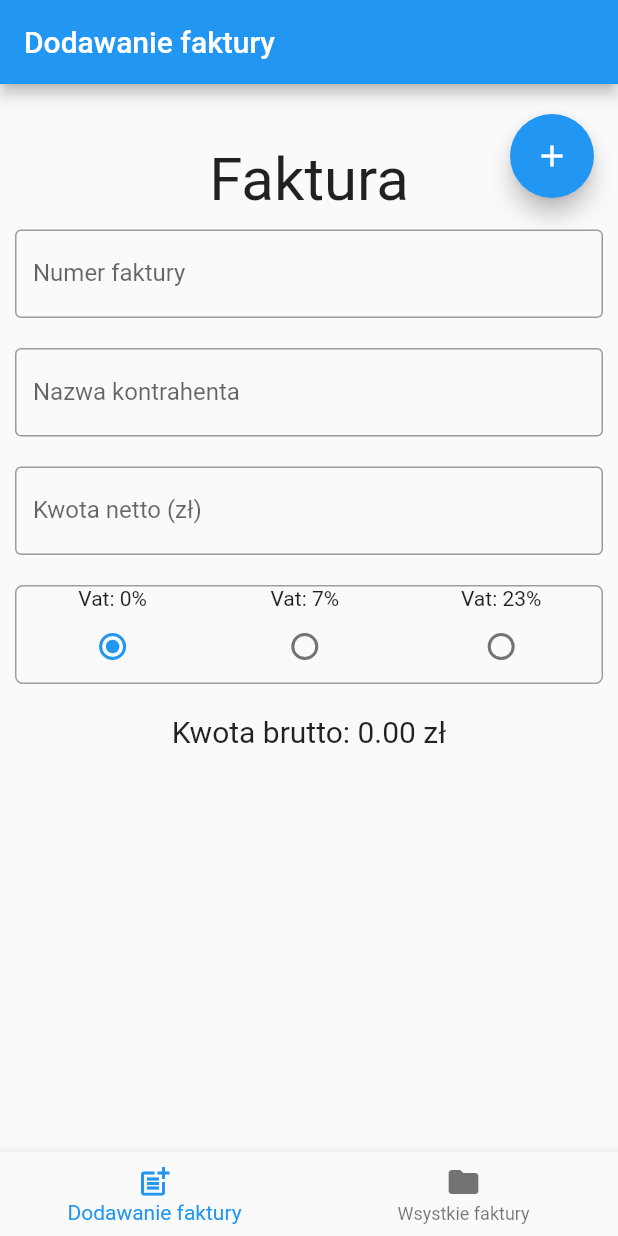
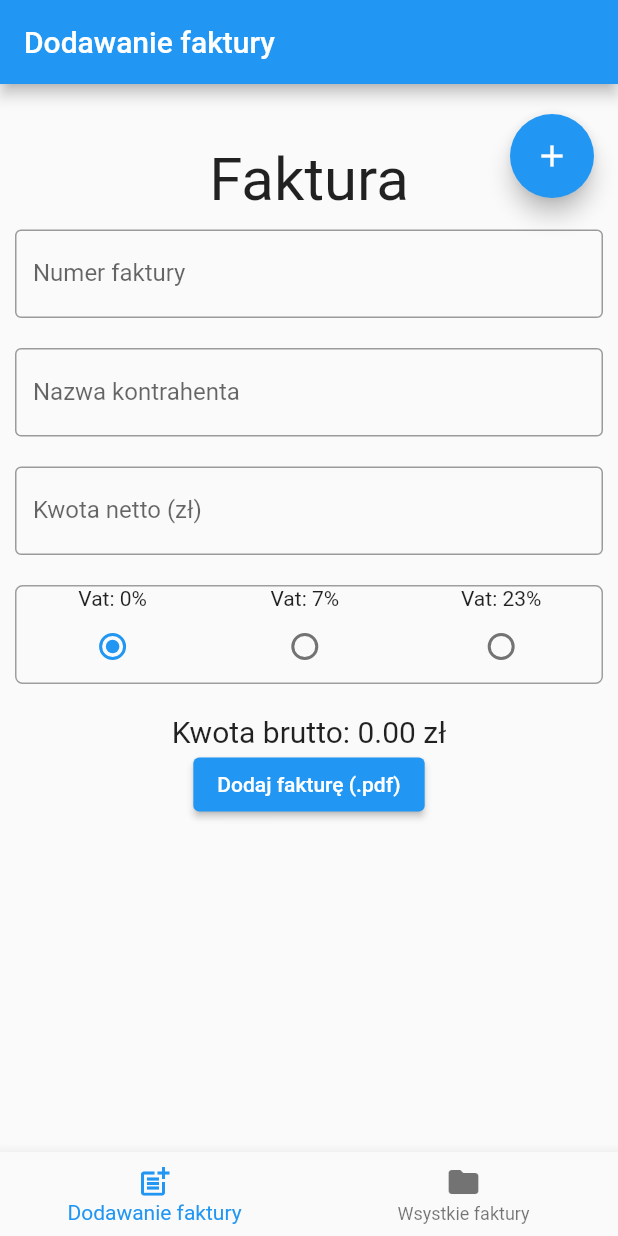
Before and after one commit to mgudalewicz/invoices, a Flutter app: the screen it shows after launch, on a phone screen of 412 x 824 dp. Run offline on Flutter 3.47's test engine with Material 2 defaults, Android fonts, the phone set to English and light mode, and no system bars; our stand-ins replace bloc, cloud_firestore, equatable, file_picker, firebase_core, firebase_storage and 3 more; missing offline and left inert: syncfusion_flutter_pdfviewer; accounts and stored records are empty.

Commit message:
add download and display pdf to 'add_invoice' page

```diff
--- a/lib/add_invoice/add_invoice.dart
+++ b/lib/add_invoice/add_invoice.dart
@@ -1,8 +1,12 @@
+import 'dart:io';
+
+import 'package:file_picker/file_picker.dart';
 import 'package:flutter/material.dart';
 import 'package:flutter/services.dart';
 import 'package:flutter_bloc/flutter_bloc.dart';
 import 'package:invoices/add_invoice/cubit/add_invoice_cubit.dart';
 import 'package:invoices/home_page.dart';
+import 'package:invoices/pdf_viewer.dart';
 import 'package:invoices/widgets/app_text_form_field.dart';
 
 class AddInvoicePage extends StatefulWidget {
@@ -19,6 +23,8 @@ class _AddInvoicePageState extends State<AddInvoicePage> {
   final GlobalKey<FormFieldState<String>> _invoiceNumberInputKey = GlobalKey<FormFieldState<String>>();
   final GlobalKey<FormFieldState<String>> _counterpartyNameInputKey = GlobalKey<FormFieldState<String>>();
   final GlobalKey<FormFieldState<String>> _netAmountNameInputKey = GlobalKey<FormFieldState<String>>();
+
+  PlatformFile? pickedPdf;
 
   int _vatValue = 0;
   double _grossAmount = 0;
@@ -63,6 +69,42 @@ class _AddInvoicePageState extends State<AddInvoicePage> {
                             style: const TextStyle(
                               fontSize: 20.0,
                             )),
+                        if (pickedPdf == null)
+                          ElevatedButton(
+                            onPressed: selectPdf,
+                            child: const Text('Dodaj fakturę (.pdf)'),
+                          ),
+                        if (pickedPdf != null)
+                          Row(
+                            mainAxisAlignment: MainAxisAlignment.center,
+                            children: [
+                              const SizedBox(width: 20),
+                              ElevatedButton(
+                                onPressed: () {
+                                  Navigator.of(context).push(
+                                    MaterialPageRoute(
+                                      builder: (context) => PdfViewer(
+                                        pdfFromFile: File(pickedPdf!.path!),
+                                      ),
+                                    ),
+                                  );
+                                },
+                                child: const Text('Otwórz fakturę'),
+                              ),
+                              SizedBox(
+                                width: 20,
+                                child: IconButton(
+                                  onPressed: (() => setState(() {
+                                        pickedPdf = null;
+                                      })),
+                                  icon: const Icon(
+                                    Icons.delete_forever,
+                                    color: Colors.red,
+                                  ),
+                                ),
+                              ),
+                            ],
+                          ),
                       ],
                     ),
                   ],
@@ -73,12 +115,28 @@ class _AddInvoicePageState extends State<AddInvoicePage> {
         }));
   }
 
+  Future selectPdf() async {
+    final result = await FilePicker.platform.pickFiles(
+      allowMultiple: false,
+      type: FileType.custom,
+      allowedExtensions: ['pdf'],
+    );
+    if (result == null) return;
+    setState(() {
+      pickedPdf = result.files.first;
+    });
+  }
+
   Column _floatingButton(BuildContext context) {
     return Column(
       children: [
         const SizedBox(height: 20),
         FloatingActionButton(
           onPressed: () {
+            File? file;
+            if (pickedPdf != null) {
+              file = File(pickedPdf!.path!);
+            }
             if (_formKey.currentState!.validate()) {
               context.read<AddInvoiceCubit>().create(
                     invoiceNumber: _invoiceNumberInputKey.currentState!.value!,
@@ -86,6 +144,7 @@ class _AddInvoicePageState extends State<AddInvoicePage> {
                     netAmount: _netAmount,
                     vat: _vatValue / 100,
                     grossAmount: _grossAmount,
+                    pickedPdf: file,
                   );
               Navigator.of(context).push(
                 MaterialPageRoute(
--- a/lib/models/invoice/invoice.dart
+++ b/lib/models/invoice/invoice.dart
@@ -13,6 +13,7 @@ class Invoice extends Equatable {
     required this.netAmount,
     required this.vat,
     required this.grossAmount,
+    this.invoicePDF,
   });
 
   factory Invoice.fromJson(Map<String, dynamic> json) => _$InvoiceFromJson(json);
@@ -37,6 +38,9 @@ class Invoice extends Equatable {
   @JsonKey(name: InvoicesFields.grossAmount)
   final double grossAmount;
 
+  @JsonKey(name: InvoicesFields.invoicePDF)
+  final String? invoicePDF;
+
   @override
   List<Object?> get props => <dynamic>[
         id,
@@ -45,5 +49,6 @@ class Invoice extends Equatable {
         netAmount,
         vat,
         grossAmount,
+        invoicePDF,
       ];
 }
--- a/lib/models/invoice/invoice_write_request.dart
+++ b/lib/models/invoice/invoice_write_request.dart
@@ -12,6 +12,7 @@ class InvoiceWriteRequest extends Equatable {
     required this.netAmount,
     required this.vat,
     required this.grossAmount,
+    this.invoicePDF,
   });
 
   factory InvoiceWriteRequest.fromJson(Map<String, dynamic> json) => _$InvoiceWriteRequestFromJson(json);
@@ -33,6 +34,9 @@ class InvoiceWriteRequest extends Equatable {
   @JsonKey(name: InvoicesFields.grossAmount)
   final double grossAmount;
 
+  @JsonKey(name: InvoicesFields.invoicePDF)
+  final String? invoicePDF;
+
   @override
   List<Object?> get props => <dynamic>[
         invoiceNumber,
@@ -40,5 +44,6 @@ class InvoiceWriteRequest extends Equatable {
         netAmount,
         vat,
         grossAmount,
+        invoicePDF,
       ];
 }
--- a/lib/schema/invoices_fields.dart
+++ b/lib/schema/invoices_fields.dart
@@ -16,4 +16,7 @@ class InvoicesFields {
 
   /// Type [double]
   static const String grossAmount = 'gross_amount';
+
+  /// Type [String]
+  static const String invoicePDF = 'invoice_pdf';
 }
--- a/lib/service_locator.dart
+++ b/lib/service_locator.dart
@@ -1,4 +1,5 @@
 import 'package:cloud_firestore/cloud_firestore.dart';
+import 'package:firebase_storage/firebase_storage.dart';
 import 'package:get_it/get_it.dart';
 import 'package:invoices/data_providers/invoices_data_provider.dart';
 import 'package:invoices/manager/invoices_data_manager.dart';
@@ -8,6 +9,7 @@ final sl = GetIt.instance;
 void configureDepenedencies() {
   //Firebase
   sl.registerSingleton(FirebaseFirestore.instance);
+  sl.registerSingleton(FirebaseStorage.instance);
 
   //Provider
   sl.registerFactory(() => InvoicesDataProvider());
--- a/pubspec.yaml
+++ b/pubspec.yaml
@@ -45,6 +45,9 @@ dependencies:
   build_runner: ^2.2.0
   get_it: ^7.2.0
   fluttertoast: ^8.0.9
+  file_picker: ^5.1.0
+  firebase_storage: ^10.3.8
+  syncfusion_flutter_pdfviewer: ^20.2.49-beta
 
 dev_dependencies:
   flutter_test:
```
Also changed, not shown: lib/add_invoice/cubit/add_invoice_cubit.dart (+24 -0 lines), lib/data_providers/invoices_data_provider.dart (+24 -0 lines), lib/manager/invoices_data_manager.dart (+21 -0 lines), lib/pdf_viewer.dart (added, +62 -0 lines), lib/models/invoice/invoice.g.dart, lib/models/invoice/invoice_write_request.g.dart, pubspec.lock, 6 other files.
